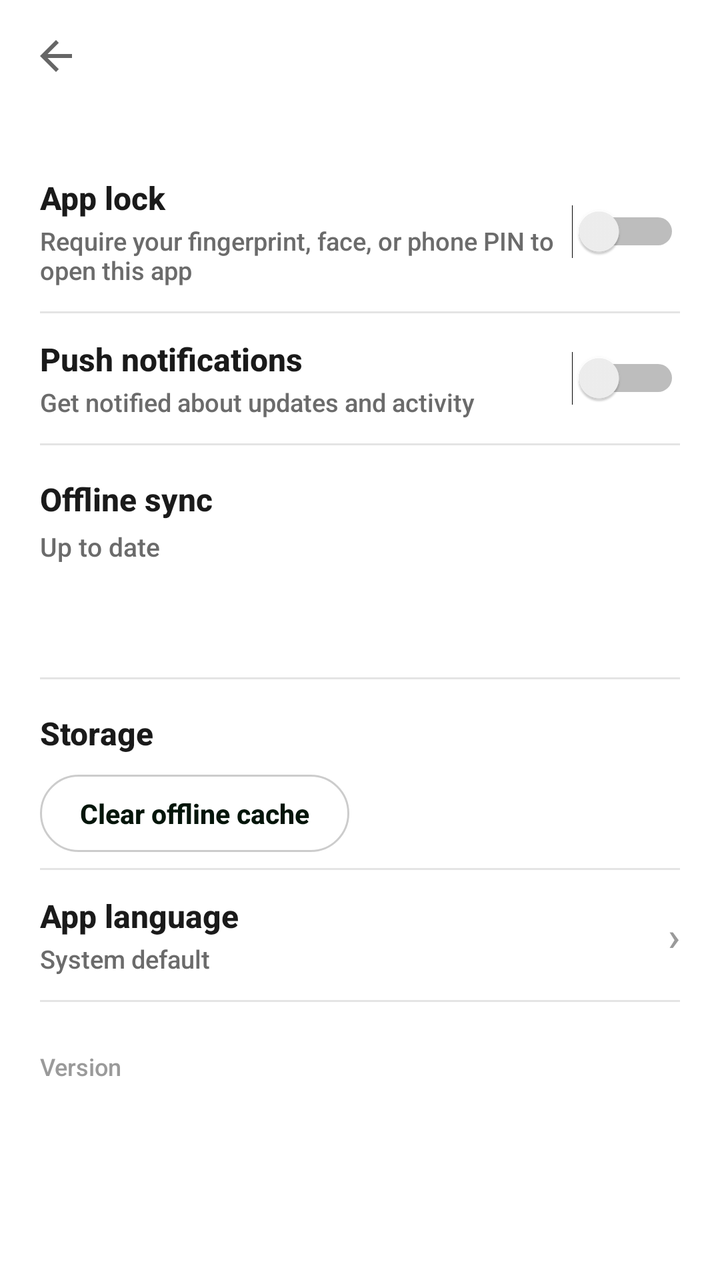
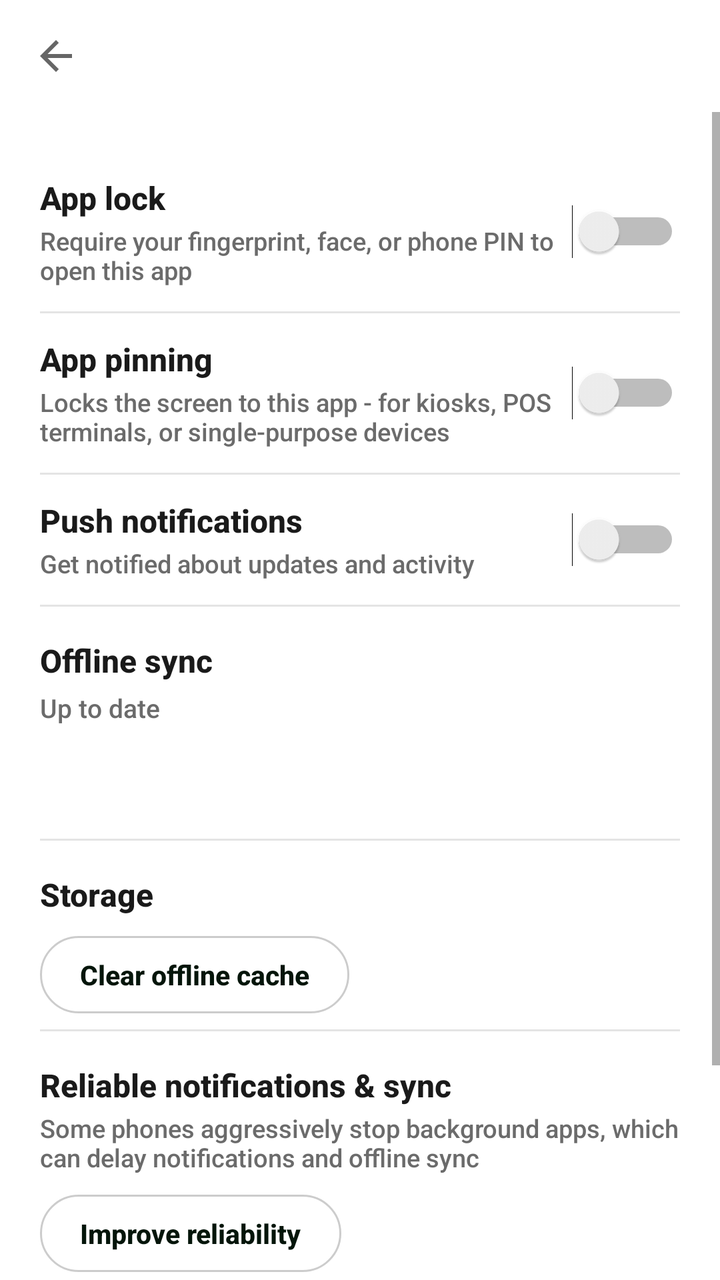

Before-and-after screenshots of an Android layout around one commit, followed by the original layout XML and the change that was made.
<!-- AndroidManifest.xml: activity theme Theme.WebApp2Apk -->
<!-- res/layout/activity_settings.xml -->
<?xml version="1.0" encoding="utf-8"?>
<LinearLayout xmlns:android="http://schemas.android.com/apk/res/android"
    xmlns:app="http://schemas.android.com/apk/res-auto"
    android:layout_width="match_parent"
    android:layout_height="match_parent"
    android:orientation="vertical"
    android:background="#FFFFFF">

    <androidx.appcompat.widget.Toolbar
        android:id="@+id/settingsToolbar"
        android:layout_width="match_parent"
        android:layout_height="?attr/actionBarSize"
        android:background="@color/primary_color"
        android:elevation="4dp"
        app:titleTextColor="#FFFFFF"
        app:navigationIcon="?attr/homeAsUpIndicator" />

    <ScrollView
        android:layout_width="match_parent"
        android:layout_height="0dp"
        android:layout_weight="1">

        <LinearLayout
            android:layout_width="match_parent"
            android:layout_height="wrap_content"
            android:orientation="vertical"
            android:padding="20dp">

            
            <LinearLayout
                android:layout_width="match_parent"
                android:layout_height="wrap_content"
                android:orientation="horizontal"
                android:gravity="center_vertical"
                android:paddingTop="12dp"
                android:paddingBottom="12dp">

                <LinearLayout
                    android:layout_width="0dp"
                    android:layout_height="wrap_content"
                    android:layout_weight="1"
                    android:orientation="vertical">

                    <TextView
                        android:layout_width="wrap_content"
                        android:layout_height="wrap_content"
                        android:text="App lock"
                        android:textSize="16sp"
                        android:textStyle="bold"
                        android:textColor="#1A1A1A" />

                    <TextView
                        android:layout_width="wrap_content"
                        android:layout_height="wrap_content"
                        android:layout_marginTop="2dp"
                        android:text="Require your fingerprint, face, or phone PIN to open this app"
                        android:textSize="12.5sp"
                        android:textColor="#6B6B6B" />
                </LinearLayout>

                <Switch
                    android:id="@+id/appLockSwitch"
                    android:layout_width="wrap_content"
                    android:layout_height="wrap_content" />
            </LinearLayout>

            <View
                android:layout_width="match_parent"
                android:layout_height="1dp"
                android:background="#E4E4E4" />

            
            <LinearLayout
                android:layout_width="match_parent"
                android:layout_height="wrap_content"
                android:orientation="horizontal"
                android:gravity="center_vertical"
                android:paddingTop="12dp"
                android:paddingBottom="12dp">

                <LinearLayout
                    android:layout_width="0dp"
                    android:layout_height="wrap_content"
                    android:layout_weight="1"
                    android:orientation="vertical">

                    <TextView
                        android:layout_width="wrap_content"
                        android:layout_height="wrap_content"
                        android:text="Push notifications"
                        android:textSize="16sp"
                        android:textStyle="bold"
                        android:textColor="#1A1A1A" />

                    <TextView
                        android:id="@+id/notificationsSubtext"
                        android:layout_width="wrap_content"
                        android:layout_height="wrap_content"
                        android:layout_marginTop="2dp"
                        android:text="Get notified about updates and activity"
                        android:textSize="12.5sp"
                        android:textColor="#6B6B6B" />
                </LinearLayout>

                <Switch
                    android:id="@+id/notificationsSwitch"
                    android:layout_width="wrap_content"
                    android:layout_height="wrap_content" />
            </LinearLayout>

            <View
                android:layout_width="match_parent"
                android:layout_height="1dp"
                android:background="#E4E4E4" />

            
            <LinearLayout
                android:layout_width="match_parent"
                android:layout_height="wrap_content"
                android:orientation="vertical"
                android:paddingTop="16dp"
                android:paddingBottom="8dp">

                <TextView
                    android:layout_width="wrap_content"
                    android:layout_height="wrap_content"
                    android:text="Offline sync"
                    android:textSize="16sp"
                    android:textStyle="bold"
                    android:textColor="#1A1A1A" />

                <TextView
                    android:id="@+id/settingsSyncStatusText"
                    android:layout_width="wrap_content"
                    android:layout_height="wrap_content"
                    android:layout_marginTop="4dp"
                    android:text="Up to date"
                    android:textSize="13sp"
                    android:textColor="#6B6B6B" />

                <TextView
                    android:id="@+id/settingsSyncNowButton"
                    android:layout_width="wrap_content"
                    android:layout_height="wrap_content"
                    android:layout_marginTop="10dp"
                    android:paddingStart="20dp"
                    android:paddingEnd="20dp"
                    android:paddingTop="10dp"
                    android:paddingBottom="10dp"
                    android:background="@drawable/settings_pill_button_bg"
                    android:text="Sync now"
                    android:textColor="#FFFFFF"
                    android:textStyle="bold"
                    android:textSize="13.5sp"
                    android:clickable="true"
                    android:focusable="true" />
            </LinearLayout>

            <View
                android:layout_width="match_parent"
                android:layout_height="1dp"
                android:background="#E4E4E4" />

            
            <LinearLayout
                android:layout_width="match_parent"
                android:layout_height="wrap_content"
                android:orientation="vertical"
                android:paddingTop="16dp"
                android:paddingBottom="8dp">

                <TextView
                    android:layout_width="wrap_content"
                    android:layout_height="wrap_content"
                    android:text="Storage"
                    android:textSize="16sp"
                    android:textStyle="bold"
                    android:textColor="#1A1A1A" />

                <TextView
                    android:id="@+id/settingsClearCacheButton"
                    android:layout_width="wrap_content"
                    android:layout_height="wrap_content"
                    android:layout_marginTop="10dp"
                    android:paddingStart="20dp"
                    android:paddingEnd="20dp"
                    android:paddingTop="10dp"
                    android:paddingBottom="10dp"
                    android:background="@drawable/sync_action_button_bg"
                    android:text="Clear offline cache"
                    android:textColor="#04150A"
                    android:textStyle="bold"
                    android:textSize="13.5sp"
                    android:clickable="true"
                    android:focusable="true" />
            </LinearLayout>

            <View
                android:layout_width="match_parent"
                android:layout_height="1dp"
                android:background="#E4E4E4" />

            
            <LinearLayout
                android:layout_width="match_parent"
                android:layout_height="wrap_content"
                android:orientation="horizontal"
                android:gravity="center_vertical"
                android:paddingTop="12dp"
                android:paddingBottom="12dp"
                android:clickable="true"
                android:focusable="true"
                android:id="@+id/languageRow">

                <LinearLayout
                    android:layout_width="0dp"
                    android:layout_height="wrap_content"
                    android:layout_weight="1"
                    android:orientation="vertical">

                    <TextView
                        android:layout_width="wrap_content"
                        android:layout_height="wrap_content"
                        android:text="App language"
                        android:textSize="16sp"
                        android:textStyle="bold"
                        android:textColor="#1A1A1A" />

                    <TextView
                        android:id="@+id/languageValueText"
                        android:layout_width="wrap_content"
                        android:layout_height="wrap_content"
                        android:layout_marginTop="2dp"
                        android:text="System default"
                        android:textSize="12.5sp"
                        android:textColor="#6B6B6B" />
                </LinearLayout>

                <TextView
                    android:layout_width="wrap_content"
                    android:layout_height="wrap_content"
                    android:text="&#8250;"
                    android:textSize="20sp"
                    android:textColor="#9A9A9A" />
            </LinearLayout>

            <View
                android:layout_width="match_parent"
                android:layout_height="1dp"
                android:background="#E4E4E4" />

            <TextView
                android:id="@+id/settingsVersionText"
                android:layout_width="wrap_content"
                android:layout_height="wrap_content"
                android:layout_marginTop="24dp"
                android:text="Version"
                android:textSize="12sp"
                android:textColor="#9A9A9A" />

        </LinearLayout>
    </ScrollView>
</LinearLayout>
<!-- resources referenced by this layout -->
<resources>
  <color name="primary_color">{{PRIMARY_COLOR}}</color>
  <!-- drawable settings_pill_button_bg (drawable) -->
  <?xml version="1.0" encoding="utf-8"?>
  <ripple xmlns:android="http://schemas.android.com/apk/res/android"
      android:color="#33FFFFFF">
      <item>
          <shape android:shape="rectangle">
              <solid android:color="@color/accent_color" />
              <corners android:radius="999dp" />
          </shape>
      </item>
  </ripple>
  <!-- drawable sync_action_button_bg (drawable) -->
  <?xml version="1.0" encoding="utf-8"?>
  <ripple xmlns:android="http://schemas.android.com/apk/res/android"
      android:color="#33000000">
      <item>
          <shape android:shape="rectangle">
              <solid android:color="#FFFFFF" />
              <stroke android:width="1dp" android:color="#33000000" />
              <corners android:radius="999dp" />
          </shape>
      </item>
  </ripple>
  <style name="Theme.WebApp2Apk" parent="Theme.AppCompat.Light.NoActionBar">
          <item name="colorPrimary">{{PRIMARY_COLOR}}</item>
          <item name="colorPrimaryDark">{{PRIMARY_DARK_COLOR}}</item>
          <item name="colorAccent">{{ACCENT_COLOR}}</item>
          <item name="android:colorEdgeEffect">{{ACCENT_COLOR}}</item>
          <item name="android:fontFamily">sans-serif-medium</item>
          <item name="fontFamily">sans-serif-medium</item>
      </style>
  <color name="accent_color">{{ACCENT_COLOR}}</color>
</resources>

<!-- the commit's change to res/layout/activity_settings.xml (unified diff, before → after) -->
@@ -87,6 +87,49 @@
                     <TextView
                         android:layout_width="wrap_content"
                         android:layout_height="wrap_content"
+                        android:text="App pinning"
+                        android:textSize="16sp"
+                        android:textStyle="bold"
+                        android:textColor="#1A1A1A" />
+
+                    <TextView
+                        android:layout_width="wrap_content"
+                        android:layout_height="wrap_content"
+                        android:layout_marginTop="2dp"
+                        android:text="Locks the screen to this app - for kiosks, POS terminals, or single-purpose devices"
+                        android:textSize="12.5sp"
+                        android:textColor="#6B6B6B" />
+                </LinearLayout>
+
+                <Switch
+                    android:id="@+id/kioskModeSwitch"
+                    android:layout_width="wrap_content"
+                    android:layout_height="wrap_content" />
+            </LinearLayout>
+
+            <View
+                android:layout_width="match_parent"
+                android:layout_height="1dp"
+                android:background="#E4E4E4" />
+
+            
+            <LinearLayout
+                android:layout_width="match_parent"
+                android:layout_height="wrap_content"
+                android:orientation="horizontal"
+                android:gravity="center_vertical"
+                android:paddingTop="12dp"
+                android:paddingBottom="12dp">
+
+                <LinearLayout
+                    android:layout_width="0dp"
+                    android:layout_height="wrap_content"
+                    android:layout_weight="1"
+                    android:orientation="vertical">
+
+                    <TextView
+                        android:layout_width="wrap_content"
+                        android:layout_height="wrap_content"
                         android:text="Push notifications"
                         android:textSize="16sp"
                         android:textStyle="bold"
@@ -204,6 +247,54 @@
             <LinearLayout
                 android:layout_width="match_parent"
                 android:layout_height="wrap_content"
+                android:orientation="vertical"
+                android:paddingTop="16dp"
+                android:paddingBottom="8dp">
+
+                <TextView
+                    android:layout_width="wrap_content"
+                    android:layout_height="wrap_content"
+                    android:text="Reliable notifications &amp; sync"
+                    android:textSize="16sp"
+                    android:textStyle="bold"
+                    android:textColor="#1A1A1A" />
+
+                <TextView
+                    android:id="@+id/batteryOptimizationSubtext"
+                    android:layout_width="wrap_content"
+                    android:layout_height="wrap_content"
+                    android:layout_marginTop="2dp"
+                    android:text="Some phones aggressively stop background apps, which can delay notifications and offline sync"
+                    android:textSize="12.5sp"
+                    android:textColor="#6B6B6B" />
+
+                <TextView
+                    android:id="@+id/batteryOptimizationButton"
+                    android:layout_width="wrap_content"
+                    android:layout_height="wrap_content"
+                    android:layout_marginTop="10dp"
+                    android:paddingStart="20dp"
+                    android:paddingEnd="20dp"
+                    android:paddingTop="10dp"
+                    android:paddingBottom="10dp"
+                    android:background="@drawable/sync_action_button_bg"
+                    android:text="Improve reliability"
+                    android:textColor="#04150A"
+                    android:textStyle="bold"
+                    android:textSize="13.5sp"
+                    android:clickable="true"
+                    android:focusable="true" />
+            </LinearLayout>
+
+            <View
+                android:layout_width="match_parent"
+                android:layout_height="1dp"
+                android:background="#E4E4E4" />
+
+            
+            <LinearLayout
+                android:layout_width="match_parent"
+                android:layout_height="wrap_content"
                 android:orientation="horizontal"
                 android:gravity="center_vertical"
                 android:paddingTop="12dp"
